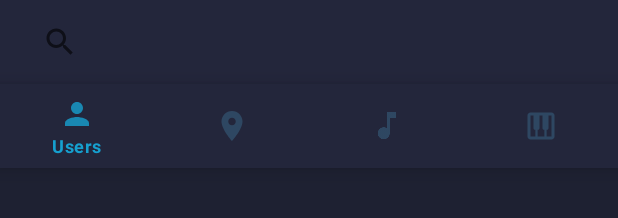
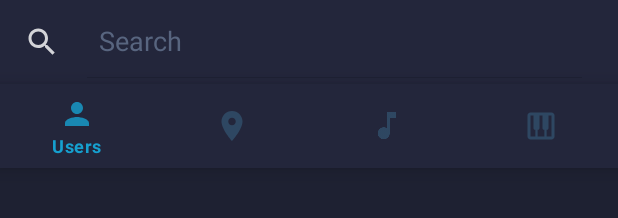
Before and after one commit to FernandoEdelstein/SoundBliss, an Android app: the layout fragment_search.xml on its own in the app's theme, with its tools: preview values and no code run, on a phone screen of 412 x 824 dp. Shown: the top 218 px of the screen. Run offline under Robolectric (Android 15) with nearby library versions, the phone set to English and light mode, and no system bars.

```diff
--- a/app/src/main/java/com/soundbliss/Fragments/EditProfileFragment.kt
+++ b/app/src/main/java/com/soundbliss/Fragments/EditProfileFragment.kt
@@ -21,6 +21,7 @@ import com.google.firebase.database.ktx.getValue
 import com.google.firebase.firestore.DocumentReference
 import com.google.firebase.firestore.FirebaseFirestore
 import com.google.firebase.ktx.Firebase
+import com.soundbliss.Model.User
 import com.soundbliss.R
 import de.hdodenhof.circleimageview.CircleImageView
 
@@ -56,6 +57,7 @@ class EditProfileFragment : Fragment() {
         val view: View = inflater.inflate(R.layout.fragment_edit_profile, container, false)
         auth = getInstance()
         userId = auth.currentUser!!.uid
+
         mProfilePhoto = view.findViewById(R.id.profile_photo) as CircleImageView
         mUsername = view.findViewById(R.id.username) as EditText
         mDescription = view.findViewById(R.id.description) as EditText
@@ -69,6 +71,7 @@ class EditProfileFragment : Fragment() {
         document = firestoreDb.collection("users").document(userId!!)
 
 
+
         //setupFirebaseAuth()
 
         back!!.setOnClickListener {
@@ -78,9 +81,10 @@ class EditProfileFragment : Fragment() {
         };
 
         checkMark!!.setOnClickListener {
+
+            saveChangesSetting()
             fragmentManager?.beginTransaction()?.replace(R.id.fragment_profile, ProfileFragment())
                 ?.commit()
-            saveChangesSetting()
         }
 
         return view
--- a/app/src/main/java/com/soundbliss/Login/LogIn.kt
+++ b/app/src/main/java/com/soundbliss/Login/LogIn.kt
@@ -35,6 +35,8 @@ class LogIn : AppCompatActivity() {
         regButton = findViewById(R.id.regButton)
 
         buttonLogin.setOnClickListener {
+            buttonLogin.isEnabled = false
+
             var email: String = emailUserText.text.toString()
             var password: String = passwordUserText.text.toString()
 
@@ -42,6 +44,7 @@ class LogIn : AppCompatActivity() {
                 Toast.makeText(this@LogIn, R.string.FillAllFields, Toast.LENGTH_LONG).show()
             } else{
                 auth.signInWithEmailAndPassword(email, password).addOnCompleteListener(this, OnCompleteListener { task ->
+                    buttonLogin.isEnabled = true
                     if(task.isSuccessful) {
                         val user = auth.currentUser
                         val intent = Intent(this, MainActivity::class.java)
--- a/app/src/main/res/layout/fragment_profile.xml
+++ b/app/src/main/res/layout/fragment_profile.xml
@@ -36,6 +36,7 @@
         android:layout_marginBottom="10dp"/>
 
     <Button
+        android:id="@+id/messageButton"
         android:layout_width="wrap_content"
         android:layout_height="wrap_content"
         android:text="@string/Message"
@@ -55,7 +56,7 @@
 
     <androidx.recyclerview.widget.RecyclerView
         android:layout_width="match_parent"
-        android:layout_height="wrap_content"
+        android:layout_height="match_parent"
         android:id="@+id/rvProfilePosts"
 
 
--- a/app/src/main/res/layout/fragment_search.xml
+++ b/app/src/main/res/layout/fragment_search.xml
@@ -18,13 +18,23 @@
             android:id="@+id/Toolbar"
             android:background="@color/blue_700">
 
+            <ImageView
+                android:layout_width="wrap_content"
+                android:layout_height="wrap_content"
+                android:src="@drawable/ic_search"
+                android:layout_marginRight="10dp"/>
+
             <SearchView
                 android:layout_width="match_parent"
                 android:layout_height="match_parent"
                 android:layout_marginRight="16dp"
                 android:layout_marginLeft="16dp"
                 android:id="@+id/search_field"
-                />
+                android:theme="@style/ThemeOverlay.SearchView"
+                android:iconifiedByDefault="false"
+                android:searchIcon="@null"
+
+                android:queryHint="@string/Search"/>
 
         </androidx.appcompat.widget.Toolbar>
 
--- a/app/src/main/res/values-night/themes.xml
+++ b/app/src/main/res/values-night/themes.xml
@@ -13,4 +13,11 @@
             <item name="android:statusBarColor" tools:targetApi="l">?attr/colorPrimaryVariant</item>
             <!-- Customize your theme here. -->
     </style>
+
+    <style name="ThemeOverlay.SearchView" parent="">
+        <item name="android:editTextColor">@color/white_100</item>
+        <item name="android:textColorHint">@color/white_300</item>
+        <item name="searchHintIcon">@null</item>
+    </style>
+
 </resources>
--- a/app/src/main/res/values/themes.xml
+++ b/app/src/main/res/values/themes.xml
@@ -13,4 +13,10 @@
         <item name="android:statusBarColor" tools:targetApi="l">?attr/colorPrimaryVariant</item>
         <!-- Customize your theme here. -->
     </style>
+
+    <style name="ThemeOverlay.SearchView" parent="">
+        <item name="android:editTextColor">@color/white_100</item>
+        <item name="android:textColorHint">@color/white_300</item>
+        <item name="searchHintIcon">@null</item>
+    </style>
 </resources>
```
Also changed, not shown: app/src/main/java/com/soundbliss/Adapters/UserSearchAdapter.kt (+15 -3 lines), app/src/main/java/com/soundbliss/Fragments/HomeFragment.kt (+39 -13 lines), app/src/main/java/com/soundbliss/Fragments/ProfileFragment.kt (+51 -33 lines), app/src/main/java/com/soundbliss/Fragments/SearchFragment.kt (+13 -3 lines), app/src/main/java/com/soundbliss/Login/SignUp.kt (+7 -0 lines), app/src/main/java/com/soundbliss/MainActivity.kt (+24 -5 lines), app/src/main/res/layout/fragment_home.xml (+10 -4 lines).
